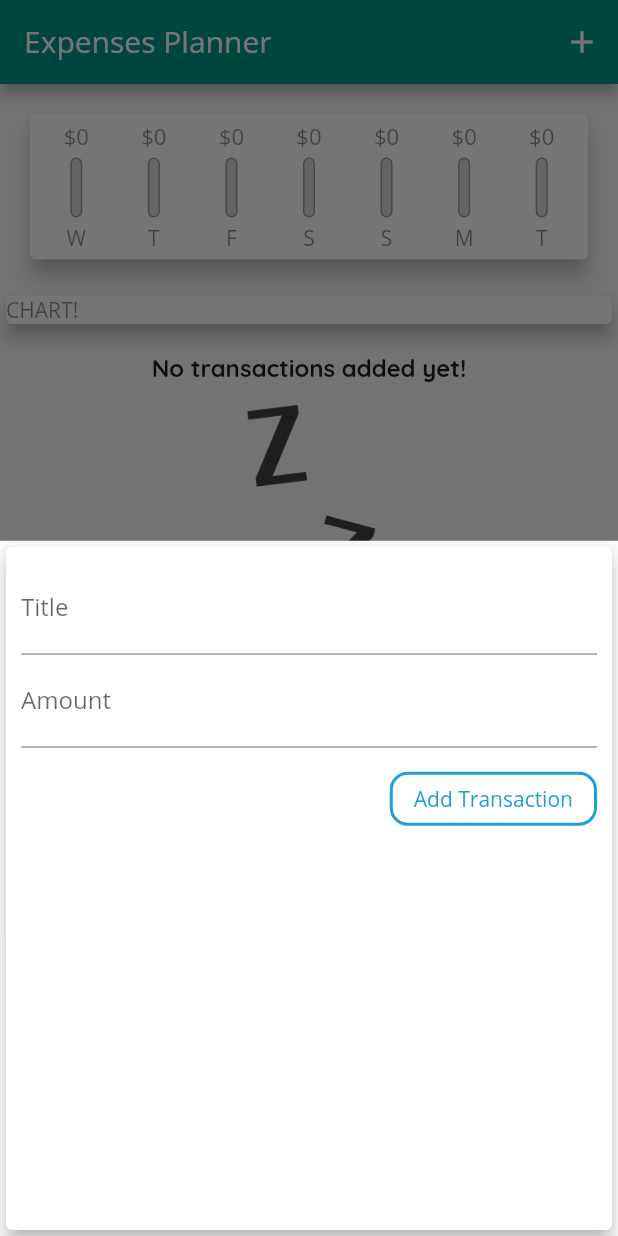
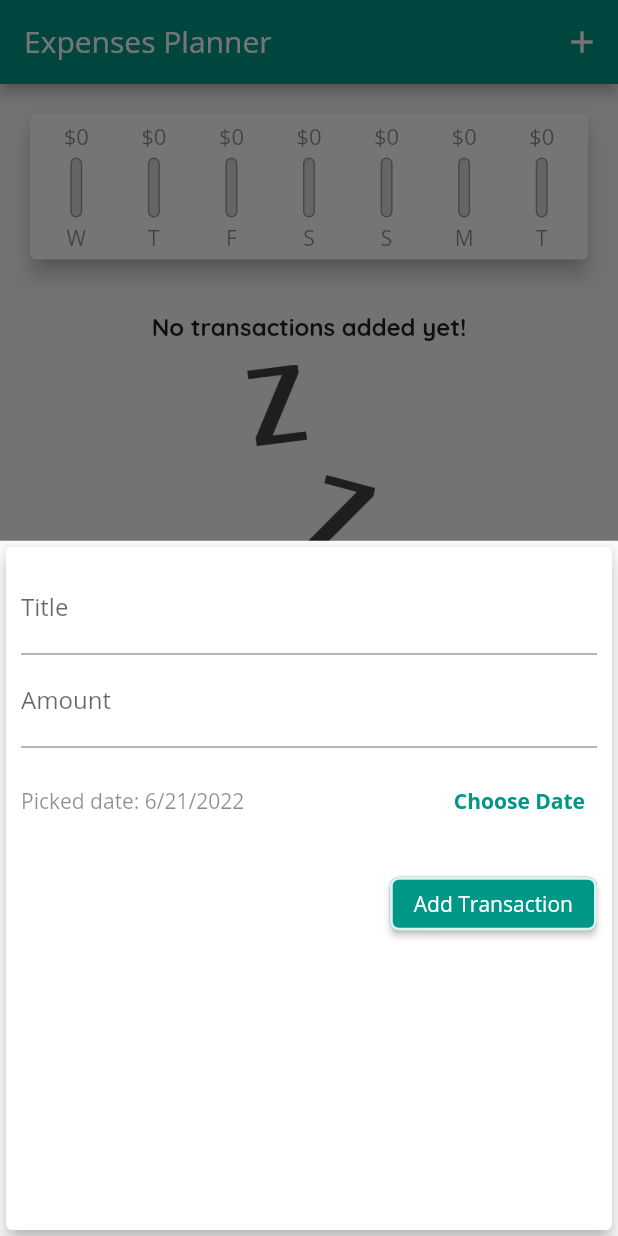
Before and after one commit to GrafSoul/expenses-planner-flutter, a Flutter app: the screen it shows after launch, after a tap on the "add" icon, on a phone screen of 412 x 824 dp. Run offline on Flutter 3.47's test engine with Material 2 defaults, Android fonts, the phone set to English and light mode, and no system bars.

Commit message:
feat: Update add date for the list expenses

```diff
--- a/lib/main.dart
+++ b/lib/main.dart
@@ -72,11 +72,15 @@ class _MyHomePageState extends State<MyHomePage> {
     }).toList();
   }
 
-  void _addNewTransaction(String txTitle, double txAmount) {
+  void _addNewTransaction(
+    String txTitle,
+    double txAmount,
+    DateTime chosenDate,
+  ) {
     final newTx = Transaction(
       title: txTitle,
       amount: txAmount,
-      date: DateTime.now(),
+      date: chosenDate,
       id: DateTime.now().toString(),
     );
 
@@ -113,14 +117,6 @@ class _MyHomePageState extends State<MyHomePage> {
       body: SingleChildScrollView(
         child: Column(children: [
           Chart(_recentTransactions),
-          const SizedBox(
-            width: double.infinity,
-            child: Card(
-              elevation: 5,
-              child: Text('CHART!'),
-            ),
-          ),
-          // ignore: unnecessary_const
           TransactionList(_userTransactions),
         ]),
       ),
--- a/lib/widgets/new_transaction.dart
+++ b/lib/widgets/new_transaction.dart
@@ -1,9 +1,12 @@
+// ignore_for_file: unnecessary_null_comparison
+
 import 'package:flutter/material.dart';
+import 'package:intl/intl.dart';
 
 class NewTransaction extends StatefulWidget {
   final Function addTx;
 
-  NewTransaction(
+  const NewTransaction(
     this.addTx, {
     Key? key,
   }) : super(key: key);
@@ -13,24 +16,43 @@ class NewTransaction extends StatefulWidget {
 }
 
 class _NewTransactionState extends State<NewTransaction> {
-  final titleController = TextEditingController();
-  final amountController = TextEditingController();
+  final _titleController = TextEditingController();
+  final _amountController = TextEditingController();
+  DateTime _selectedDate = DateTime.now();
 
-  void submitData() {
-    final enteredTitle = titleController.text;
-    final enteredAmount =
-        amountController.text == '' ? 0 : double.parse(amountController.text);
-
-    if (enteredTitle.isEmpty || enteredAmount <= 0) {
+  void _submitData() {
+    if (_amountController.text.isEmpty) {
       return;
     }
 
-    widget.addTx(
-      enteredTitle,
-      enteredAmount,
-    );
+    final enteredTitle = _titleController.text;
+    final enteredAmount =
+        _amountController.text == '' ? 0 : double.parse(_amountController.text);
+
+    if (enteredTitle.isEmpty || enteredAmount <= 0 || _selectedDate == null) {
+      return;
+    }
+
+    widget.addTx(enteredTitle, enteredAmount, _selectedDate);
 
     Navigator.of(context).pop();
+  }
+
+  void _presentDataPicker() {
+    showDatePicker(
+            context: context,
+            initialDate: DateTime.now(),
+            firstDate: DateTime(2022),
+            lastDate: DateTime.now())
+        .then((pickerData) {
+      if (pickerData == null) {
+        return;
+      }
+
+      setState(() {
+        _selectedDate = pickerData;
+      });
+    });
   }
 
   @override
@@ -44,28 +66,49 @@ class _NewTransactionState extends State<NewTransaction> {
           children: <Widget>[
             TextField(
               decoration: const InputDecoration(labelText: 'Title'),
-              controller: titleController,
-              onSubmitted: (_) => submitData(),
+              controller: _titleController,
+              onSubmitted: (_) => _submitData(),
             ),
             TextField(
               decoration: const InputDecoration(labelText: 'Amount'),
-              controller: amountController,
+              controller: _amountController,
               keyboardType:
                   const TextInputType.numberWithOptions(decimal: true),
-              onSubmitted: (_) => submitData(),
+              onSubmitted: (_) => _submitData(),
+            ),
+            SizedBox(
+              height: 70,
+              child: Row(
+                children: <Widget>[
+                  Expanded(
+                    child: Text(
+                      _selectedDate == null
+                          ? 'No Date Chosen!'
+                          : 'Picked date: ${DateFormat.yMd().format(_selectedDate)}',
+                    ),
+                  ),
+                  TextButton(
+                    onPressed: _presentDataPicker,
+                    child: const Text(
+                      'Choose Date',
+                      style: TextStyle(fontWeight: FontWeight.bold),
+                    ),
+                  )
+                ],
+              ),
             ),
             Container(
               margin: const EdgeInsets.only(top: 10),
-              child: OutlinedButton(
-                onPressed: submitData,
+              child: ElevatedButton(
+                onPressed: _submitData,
                 style: OutlinedButton.styleFrom(
-                  primary: const Color.fromARGB(221, 0, 143, 205),
+                  primary: Colors.white,
                   side: const BorderSide(
-                      width: 2, color: Color.fromARGB(221, 0, 143, 205)),
+                      width: 2, color: Color.fromARGB(221, 255, 255, 255)),
                   minimumSize: const Size(88, 36),
                   padding: const EdgeInsets.symmetric(horizontal: 16),
                   shape: const RoundedRectangleBorder(
-                    borderRadius: BorderRadius.all(Radius.circular(12)),
+                    borderRadius: BorderRadius.all(Radius.circular(6)),
                   ),
                 ),
                 child: const Text('Add Transaction'),
```
